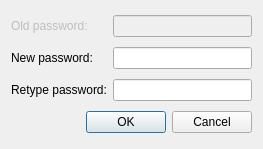
This is qshutdown/src/ui/ch_passwd.ui in hakaishi/shutdown-qapps as Qt 5 draws it before an edit. The edited form follows.
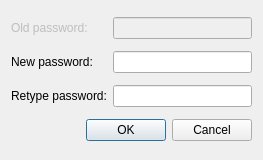
This is the edited form. Icons and pictures are not drawn.

Commit message: update outdated ui elements

What changed in the file:
```diff
--- a/qshutdown/src/ui/ch_passwd.ui
+++ b/qshutdown/src/ui/ch_passwd.ui
@@ -7,7 +7,7 @@
     <x>0</x>
     <y>0</y>
     <width>263</width>
-    <height>149</height>
+    <height>160</height>
    </rect>
   </property>
   <property name="windowTitle">
```
Left out of the diff: 10 changed lines with no effect on the pictures. The commit also changes 3 other files.
